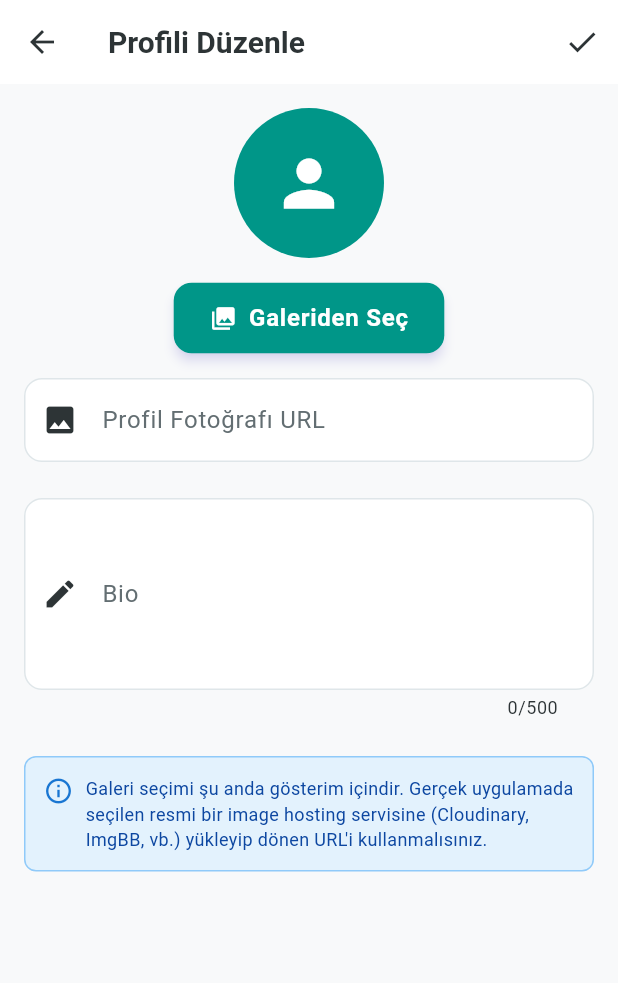
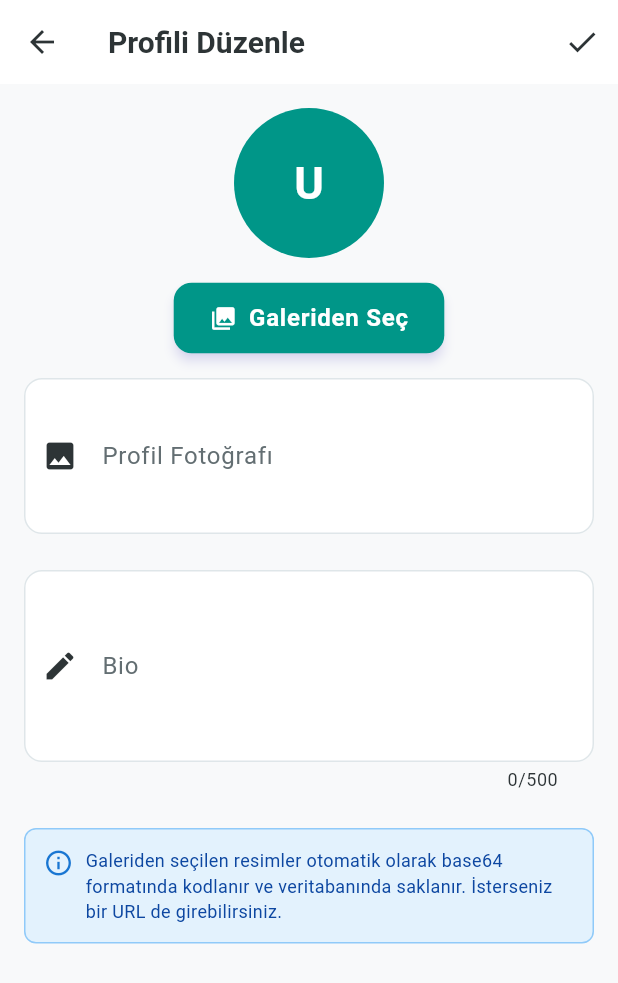
Before and after one commit to emrnel/todo_social, a Flutter app: the EditProfileScreen screen opened directly, after a tap on "Galeriden Seç", on a phone screen of 412 x 824 dp. Shown: the top 983 px of the screen. Run offline on Flutter 3.47's test engine with Material 3 defaults, Android fonts, the phone set to English and light mode, and no system bars; our stand-ins replace dio, flutter_riverpod, flutter_secure_storage, go_router, image_picker, timeago; accounts and stored records are empty.

Commit message:
feat: integrate ProfileAvatar widget and base64 image support across app
This commit completes the dev branch sync by updating the frontend to use the new ProfileAvatar widget and base64 image handling.

Frontend Changes:
- Updated FeedItemModel: Added profilePicture, isRoutineCompletion, and routineId fields with proper fromJson and copyWith support
- Feed UI: Replaced CircleAvatar with ProfileAvatar, added purple badge for routine completions
- Search Screen: Integrated ProfileAvatar for user search results
- Leaderboard Screen: Updated user avatars to use ProfileAvatar
- Comment Section: Replaced avatar implementation with ProfileAvatar
- User Profile Screen: Updated both profile header and modal to use ProfileAvatar
- Edit Profile: Implemented base64 image encoding for gallery-picked images with optimized settings (1024x1024, quality 80)

All screens now properly display both URL-based and base64-encoded profile pictures through the ProfileAvatar widget, ensuring consistent UI and supporting the backend's TEXT field migration.

```diff
--- a/lib/features/social/presentation/screens/edit_profile_screen.dart
+++ b/lib/features/social/presentation/screens/edit_profile_screen.dart
@@ -1,9 +1,11 @@
+import 'dart:convert';
 import 'package:flutter/material.dart';
 import 'package:flutter_riverpod/flutter_riverpod.dart';
 import 'package:go_router/go_router.dart';
 import 'package:image_picker/image_picker.dart';
 import 'package:todo_social/core/api/api_service.dart';
 import 'package:todo_social/features/user/data/repositories/user_repository.dart';
+import 'package:todo_social/core/widgets/profile_avatar.dart';
 
 class EditProfileScreen extends ConsumerStatefulWidget {
   final String currentBio;
@@ -44,29 +46,30 @@ class _EditProfileScreenState extends ConsumerState<EditProfileScreen> {
     try {
       final XFile? image = await _picker.pickImage(
         source: ImageSource.gallery,
-        maxWidth: 800,
-        maxHeight: 800,
-        imageQuality: 85,
+        maxWidth: 1024,
+        maxHeight: 1024,
+        imageQuality: 80,
       );
 
       if (image != null) {
-        // NOT: Gerçek bir uygulamada burada resmi bir sunucuya yükleyip URL almalısınız
-        // Şimdilik sadece local path gösteriyoruz
+        final bytes = await image.readAsBytes();
+        final base64Image = base64Encode(bytes);
+        final mimeType = image.mimeType ?? 'image/jpeg';
+        final dataUri = 'data:$mimeType;base64,$base64Image';
+
+        setState(() {
+          _profilePictureController.text = dataUri;
+        });
+
         if (mounted) {
           ScaffoldMessenger.of(context).showSnackBar(
             const SnackBar(
-              content: Text(
-                'Fotoğraf seçildi! Gerçek uygulamada bu resmi bir sunucuya yüklemeniz gerekir.',
-              ),
-              duration: Duration(seconds: 3),
+              content: Text('Fotoğraf yüklendi!'),
+              backgroundColor: Colors.green,
+              duration: Duration(seconds: 2),
             ),
           );
         }
-        // Eğer bir image hosting servisi kullanıyorsanız (imgur, cloudinary vs.)
-        // burada upload işlemi yapıp dönen URL'i textfield'a set edin:
-        // setState(() {
-        //   _profilePictureController.text = uploadedUrl;
-        // });
       }
     } catch (e) {
       if (mounted) {
@@ -159,20 +162,13 @@ class _EditProfileScreenState extends ConsumerState<EditProfileScreen> {
             Center(
               child: Column(
                 children: [
-                  _profilePictureController.text.isNotEmpty
-                      ? CircleAvatar(
-                          radius: 50,
-                          backgroundImage:
-                              NetworkImage(_profilePictureController.text),
-                          backgroundColor: Colors.teal,
-                          onBackgroundImageError: (_, __) {},
-                        )
-                      : const CircleAvatar(
-                          radius: 50,
-                          backgroundColor: Colors.teal,
-                          child: Icon(Icons.person,
-                              size: 50, color: Colors.white),
-                        ),
+                  ProfileAvatar(
+                    profilePicture: _profilePictureController.text.isEmpty
+                        ? null
+                        : _profilePictureController.text,
+                    username: 'User',
+                    radius: 50,
+                  ),
                   const SizedBox(height: 16),
                   // Gallery pick button
                   ElevatedButton.icon(
@@ -193,12 +189,13 @@ class _EditProfileScreenState extends ConsumerState<EditProfileScreen> {
             TextField(
               controller: _profilePictureController,
               decoration: const InputDecoration(
-                labelText: 'Profil Fotoğrafı URL',
-                hintText: 'https://example.com/photo.jpg',
+                labelText: 'Profil Fotoğrafı',
+                hintText: 'URL veya galeriden seçin',
                 border: OutlineInputBorder(),
                 prefixIcon: Icon(Icons.image),
               ),
               keyboardType: TextInputType.url,
+              maxLines: 3,
               onChanged: (_) {
                 setState(() {});
               },
@@ -237,7 +234,7 @@ class _EditProfileScreenState extends ConsumerState<EditProfileScreen> {
                   const SizedBox(width: 8),
                   Expanded(
                     child: Text(
-                      'Galeri seçimi şu anda gösterim içindir. Gerçek uygulamada seçilen resmi bir image hosting servisine (Cloudinary, ImgBB, vb.) yükleyip dönen URL\'i kullanmalısınız.',
+                      'Galeriden seçilen resimler otomatik olarak base64 formatında kodlanır ve veritabanında saklanır. İsterseniz bir URL de girebilirsiniz.',
                       style: TextStyle(
                         fontSize: 12,
                         color: Colors.blue.shade900,
```
Also changed, not shown: lib/features/feed/data/models/feed_item_model.dart (+15 -0 lines), lib/features/gamification/screens/leaderboard_screen.dart (+6 -7 lines), lib/features/home/presentation/screens/feed_tab.dart (+39 -10 lines), lib/features/social/presentation/screens/search_screen.dart (+5 -9 lines), lib/features/social/presentation/screens/user_profile_screen.dart (+11 -42 lines), lib/features/social/presentation/widgets/comment_section.dart (+12 -23 lines).
